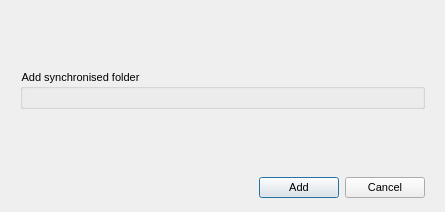
First picture: the form in src/MEGASync/syncs/gui/Twoways/win/BindFolderDialog.ui, repository meganz/MEGAsync, before the edit.
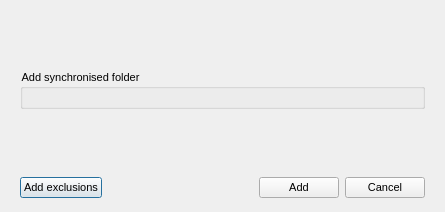
Second picture: the form after the edit. Icons and pictures are not drawn. Custom widgets are drawn as their Qt base class.

```diff
--- a/src/MEGASync/syncs/gui/Twoways/win/BindFolderDialog.ui
+++ b/src/MEGASync/syncs/gui/Twoways/win/BindFolderDialog.ui
@@ -95,6 +95,19 @@
       <property name="bottomMargin">
        <number>0</number>
       </property>
+      <item>
+       <widget class="QPushButton" name="bAddExclusions">
+        <property name="sizePolicy">
+         <sizepolicy hsizetype="Minimum" vsizetype="Fixed">
+          <horstretch>0</horstretch>
+          <verstretch>0</verstretch>
+         </sizepolicy>
+        </property>
+        <property name="text">
+         <string>Add exclusions</string>
+        </property>
+       </widget>
+      </item>
       <item>
        <spacer name="horizontalSpacer">
         <property name="orientation">
```
